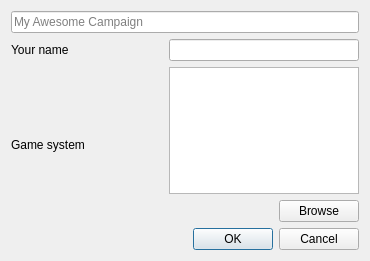
Old version of the form resources/qt/campaign/new.ui in the repository LazurasLong/dmclient.
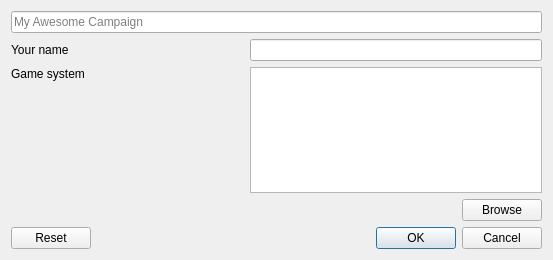
New version of the form.

Commit message: implement front end code paths for loading a campaign

The edit to the form file:
```diff
--- a/resources/qt/campaign/new.ui
+++ b/resources/qt/campaign/new.ui
@@ -6,8 +6,8 @@
    <rect>
     <x>0</x>
     <y>0</y>
-    <width>370</width>
-    <height>261</height>
+    <width>553</width>
+    <height>260</height>
    </rect>
   </property>
   <property name="windowTitle">
@@ -28,6 +28,9 @@
        <property name="text">
         <string>Game system</string>
        </property>
+       <property name="alignment">
+        <set>Qt::AlignLeading|Qt::AlignLeft|Qt::AlignTop</set>
+       </property>
       </widget>
      </item>
      <item row="1" column="1">
@@ -79,7 +82,7 @@
       <enum>Qt::Horizontal</enum>
      </property>
      <property name="standardButtons">
-      <set>QDialogButtonBox::Cancel|QDialogButtonBox::Ok</set>
+      <set>QDialogButtonBox::Cancel|QDialogButtonBox::Ok|QDialogButtonBox::Reset</set>
      </property>
     </widget>
    </item>
```
The commit also changes 2 other files.
